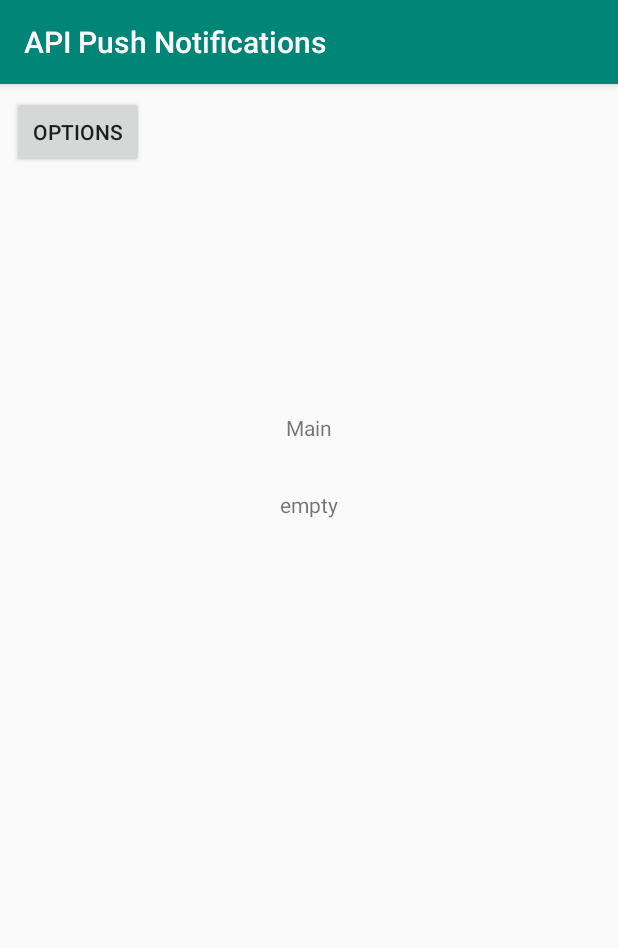
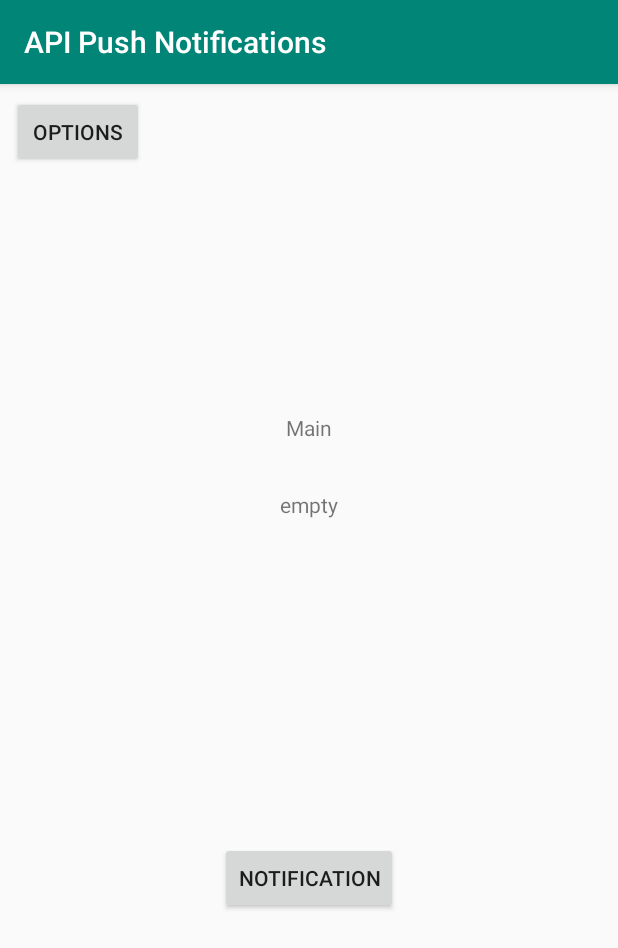
Before and after one commit to viktorholk/push-notifications-api, an Android app: the MainActivity screen opened directly, with no data from a screen before it, on a phone screen of 412 x 824 dp. Shown: the top 948 px of the screen. Run offline under Robolectric (Android 15) with nearby library versions, the phone set to English and light mode, and no system bars.

Commit message:
notificationmanager

```diff
--- a/android/app/src/main/java/com/tactoctical/apipushnotifications/MainActivity.java
+++ b/android/app/src/main/java/com/tactoctical/apipushnotifications/MainActivity.java
@@ -1,6 +1,8 @@
 package com.tactoctical.apipushnotifications;
+import com.tactoctical.apipushnotifications.NotificationService;
 
 import androidx.appcompat.app.AppCompatActivity;
+import androidx.core.app.NotificationCompat;
 
 import android.content.Context;
 import android.content.Intent;
@@ -10,7 +12,6 @@ import android.view.View;
 import android.widget.Button;
 import android.widget.TextView;
 
-import org.w3c.dom.Text;
 
 public class MainActivity extends AppCompatActivity {
 
@@ -44,5 +45,17 @@ public class MainActivity extends AppCompatActivity {
 
         TextView _3 = findViewById(R.id.textView3);
         _3.setText(sharedPreferences.getString("endpoint", "empty"));
+
+        Button notificationButton = findViewById(R.id.notificationButton);
+        notificationButton.setOnClickListener(
+                new View.OnClickListener() {
+                    @Override
+                    public void onClick(View view) {
+                        NotificationService notificationService = new NotificationService(view.getContext());
+                        notificationService.DeployNotification();
+
+                    }
+                }
+        );
     }
 }
--- a/android/app/src/main/res/layout/activity_main.xml
+++ b/android/app/src/main/res/layout/activity_main.xml
@@ -39,5 +39,19 @@
         app:layout_constraintStart_toStartOf="parent"
         app:layout_constraintTop_toTopOf="parent" />
 
+    <Button
+        android:id="@+id/notificationButton"
+        android:layout_width="wrap_content"
+        android:layout_height="wrap_content"
+        android:layout_marginStart="8dp"
+        android:layout_marginTop="8dp"
+        android:layout_marginEnd="8dp"
+        android:layout_marginBottom="8dp"
+        android:text="Notification"
+        app:layout_constraintBottom_toBottomOf="parent"
+        app:layout_constraintEnd_toEndOf="parent"
+        app:layout_constraintStart_toStartOf="parent"
+        app:layout_constraintTop_toBottomOf="@+id/textView3" />
+
 
 </androidx.constraintlayout.widget.ConstraintLayout>
--- a/android/app/src/main/res/values/strings.xml
+++ b/android/app/src/main/res/values/strings.xml
@@ -1,3 +1,5 @@
 <resources>
     <string name="app_name">API Push Notifications</string>
+    <string name="channel_name">api_push_notifications</string>
+    <string name="channel_description">Channel for APN</string>
 </resources>
```
